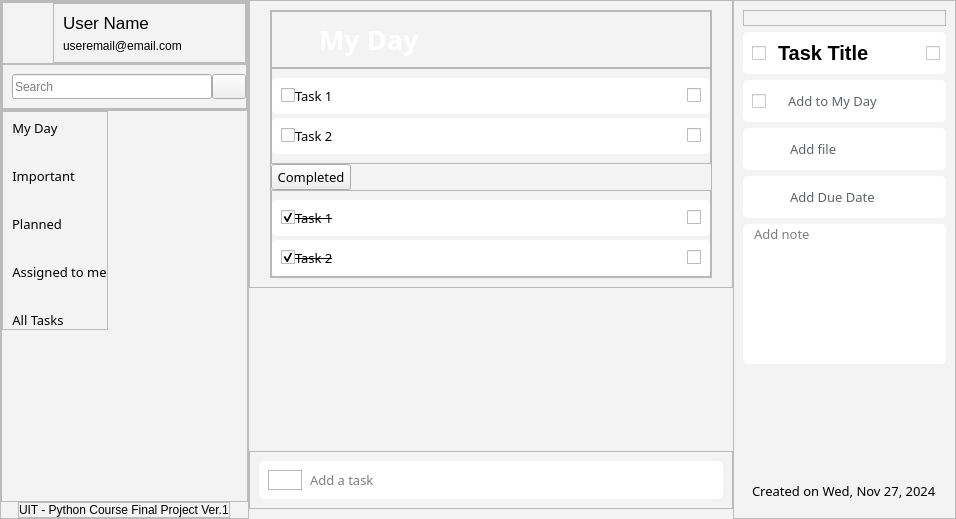
Above: ui/ui-design.ui from AgentMajin/taskify before the change. Below: the same form after it.
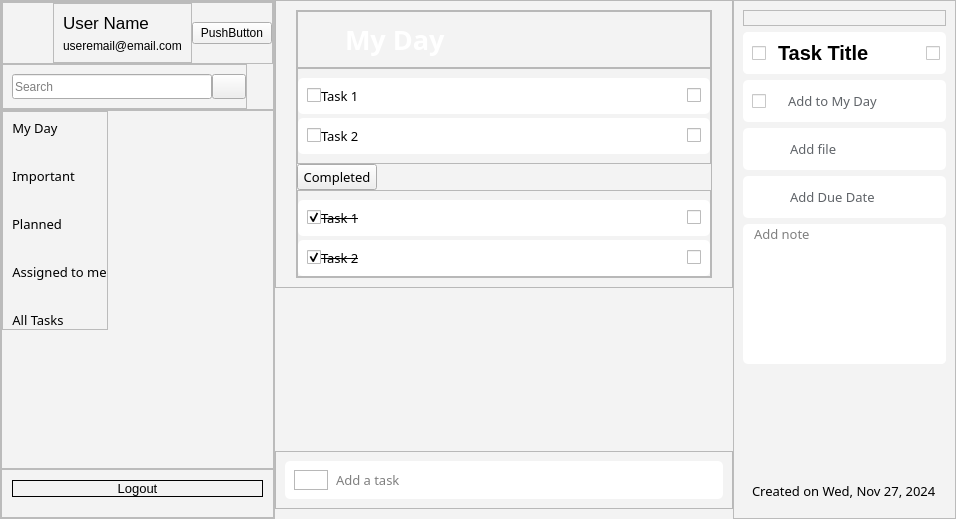
That is the form after the change. Icons and pictures are not drawn.

Commit message: minor fix detail buttons

Diff of the .ui file:
```diff
--- a/ui/ui-design.ui
+++ b/ui/ui-design.ui
@@ -89,7 +89,7 @@
        <property name="bottomMargin">
         <number>0</number>
        </property>
-       <item alignment="Qt::AlignTop">
+       <item>
         <widget class="QFrame" name="infor">
          <property name="sizePolicy">
           <sizepolicy hsizetype="Fixed" vsizetype="Preferred">
@@ -216,6 +216,19 @@
                </layout>
               </widget>
              </item>
+             <item>
+              <widget class="QPushButton" name="pushButton_2">
+               <property name="sizePolicy">
+                <sizepolicy hsizetype="Fixed" vsizetype="Fixed">
+                 <horstretch>0</horstretch>
+                 <verstretch>0</verstretch>
+                </sizepolicy>
+               </property>
+               <property name="text">
+                <string>PushButton</string>
+               </property>
+              </widget>
+             </item>
             </layout>
            </widget>
           </item>
@@ -548,46 +561,60 @@
          </layout>
         </widget>
        </item>
-       <item alignment="Qt::AlignHCenter">
+       <item>
         <widget class="QFrame" name="footer">
          <property name="sizePolicy">
-          <sizepolicy hsizetype="Fixed" vsizetype="Fixed">
+          <sizepolicy hsizetype="Minimum" vsizetype="Minimum">
            <horstretch>0</horstretch>
            <verstretch>0</verstretch>
           </sizepolicy>
          </property>
+         <property name="font">
+          <font>
+           <pointsize>8</pointsize>
+          </font>
+         </property>
          <property name="frameShape">
           <enum>QFrame::StyledPanel</enum>
          </property>
          <property name="frameShadow">
           <enum>QFrame::Raised</enum>
          </property>
-         <layout class="QVBoxLayout" name="verticalLayout_3">
+         <layout class="QHBoxLayout" name="horizontalLayout_7">
           <property name="spacing">
            <number>0</number>
           </property>
           <property name="leftMargin">
-           <number>0</number>
+           <number>10</number>
           </property>
           <property name="topMargin">
-           <number>0</number>
+           <number>10</number>
           </property>
           <property name="rightMargin">
-           <number>0</number>
+           <number>10</number>
           </property>
           <property name="bottomMargin">
-           <number>0</number>
+           <number>20</number>
           </property>
-          <item alignment="Qt::AlignBottom">
-           <widget class="QLabel" name="project_name_label">
+          <item>
+           <widget class="QPushButton" name="pushButton_3">
             <property name="sizePolicy">
-             <sizepolicy hsizetype="Fixed" vsizetype="Fixed">
+             <sizepolicy hsizetype="Minimum" vsizetype="Fixed">
               <horstretch>0</horstretch>
               <verstretch>0</verstretch>
              </sizepolicy>
             </property>
+            <property name="font">
+             <font>
+              <pointsize>10</pointsize>
+             </font>
+            </property>
+            <property name="styleSheet">
+             <string notr="true">border-radius: 10px;
+border: 1px solid</string>
+            </property>
             <property name="text">
-             <string>UIT - Python Course Final Project Ver.1</string>
+             <string>Logout</string>
             </property>
            </widget>
           </item>
```
The commit also changes 6 other files.
